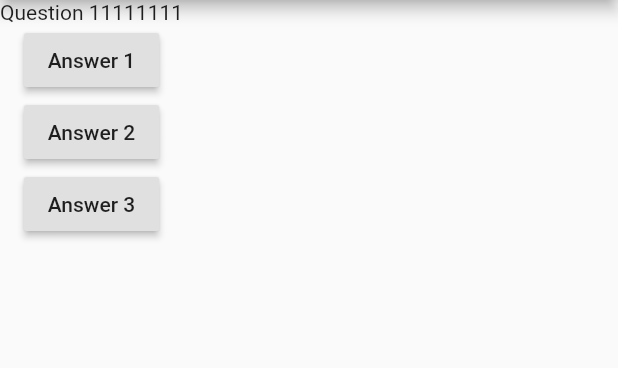
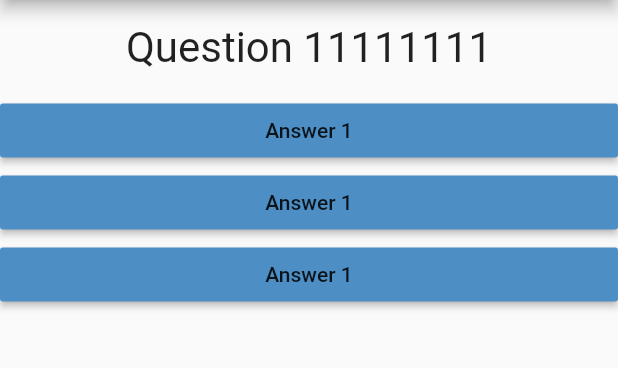
Before and after one commit to romanokeser/QuizMobileApp, a Flutter app: the screen it shows after launch, on a phone screen of 412 x 824 dp, the part 84-452 px from its top. Run offline on Flutter 3.47's test engine with Material 2 defaults, Android fonts, the phone set to English and light mode, and no system bars.

Commit message:
Answer & Question widgets added

```diff
--- /dev/null
+++ b/lib/answer.dart
@@ -0,0 +1,21 @@
+import 'package:flutter/cupertino.dart';
+import 'package:flutter/material.dart';
+import 'package:flutter/src/foundation/key.dart';
+import 'package:flutter/src/widgets/framework.dart';
+
+class Answer extends StatelessWidget {
+  final Function selectHandler;
+  Answer(this.selectHandler);
+
+  @override
+  Widget build(BuildContext context) {
+    return Container(
+      width: double.infinity,
+      child: RaisedButton(
+        color: Color.fromARGB(255, 77, 142, 196),
+        child: Text('Answer 1'),
+        onPressed: selectHandler,
+      ),
+    );
+  }
+}
--- a/lib/main.dart
+++ b/lib/main.dart
@@ -1,3 +1,4 @@
+import 'package:first_app/answer.dart';
 import 'package:flutter/material.dart';
 import './question.dart';
 
@@ -37,18 +38,9 @@ class MyAppState extends State<MyApp> {
             body: Column(
               children: [
                 Question(questions[questionIndex]),
-                RaisedButton(
-                  child: Text('Answer 1'),
-                  onPressed: () => onBtnClick(),
-                ),
-                RaisedButton(
-                  child: Text('Answer 2'),
-                  onPressed: () => onBtnClick(),
-                ),
-                RaisedButton(
-                  child: Text('Answer 3'),
-                  onPressed: () => onBtnClick(),
-                ),
+                Answer(onBtnClick),
+                Answer(onBtnClick),
+                Answer(onBtnClick)
               ],
             )));
   }
--- a/lib/question.dart
+++ b/lib/question.dart
@@ -10,6 +10,14 @@ class Question extends StatelessWidget {
 
   @override
   Widget build(BuildContext context) {
-    return Text(questionText);
+    return Container(
+      width: double.infinity, //full width of device
+      margin: EdgeInsets.all(15), //spacing around the container
+      child: Text(
+        questionText,
+        style: TextStyle(fontSize: 28),
+        textAlign: TextAlign.center,
+      ),
+    );
   }
 }
```
